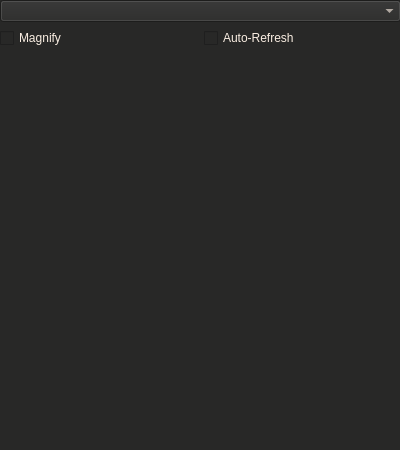
The window that src/widgets/vectorscope_ui.ui (KDE/kdenlive) describes before a commit, drawn with Qt 5.
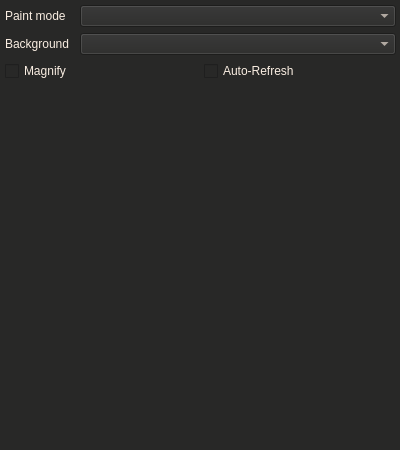
The same window after the commit.

Commit message: Vectorscope changes: * Background color wheel can be switched on (YUV and modified YUV) * Added black as paint mode * Added YUV as paint mode * Made default paint mode depend on selected background * Colors for circle around mouse improved * Labels for Widget added, layout adjusted

Diff of the .ui file:
```diff
--- a/src/widgets/vectorscope_ui.ui
+++ b/src/widgets/vectorscope_ui.ui
@@ -203,17 +203,64 @@
      <x>0</x>
      <y>0</y>
      <width>401</width>
-     <height>68</height>
+     <height>101</height>
     </rect>
    </property>
    <layout class="QGridLayout" name="gridLayout">
     <property name="sizeConstraint">
      <enum>QLayout::SetDefaultConstraint</enum>
     </property>
+    <property name="leftMargin">
+     <number>5</number>
+    </property>
+    <property name="topMargin">
+     <number>5</number>
+    </property>
+    <property name="rightMargin">
+     <number>5</number>
+    </property>
     <item row="1" column="0">
      <layout class="QVBoxLayout" name="controlsArea">
       <item>
-       <widget class="QComboBox" name="paintMode"/>
+       <layout class="QGridLayout" name="gridLayout_2">
+        <property name="horizontalSpacing">
+         <number>10</number>
+        </property>
+        <item row="1" column="1">
+         <widget class="QComboBox" name="paintMode">
+          <property name="sizePolicy">
+           <sizepolicy hsizetype="Expanding" vsizetype="Fixed">
+            <horstretch>0</horstretch>
+            <verstretch>0</verstretch>
+           </sizepolicy>
+          </property>
+         </widget>
+        </item>
+        <item row="2" column="1">
+         <widget class="QComboBox" name="backgroundMode">
+          <property name="sizePolicy">
+           <sizepolicy hsizetype="Expanding" vsizetype="Fixed">
+            <horstretch>0</horstretch>
+            <verstretch>0</verstretch>
+           </sizepolicy>
+          </property>
+         </widget>
+        </item>
+        <item row="1" column="0">
+         <widget class="QLabel" name="lblPaintMode">
+          <property name="text">
+           <string>Paint mode</string>
+          </property>
+         </widget>
+        </item>
+        <item row="2" column="0">
+         <widget class="QLabel" name="lblBackground">
+          <property name="text">
+           <string>Background</string>
+          </property>
+         </widget>
+        </item>
+       </layout>
       </item>
       <item>
        <layout class="QHBoxLayout" name="horizontalLayout">
```
The commit also changes 2 other files.
